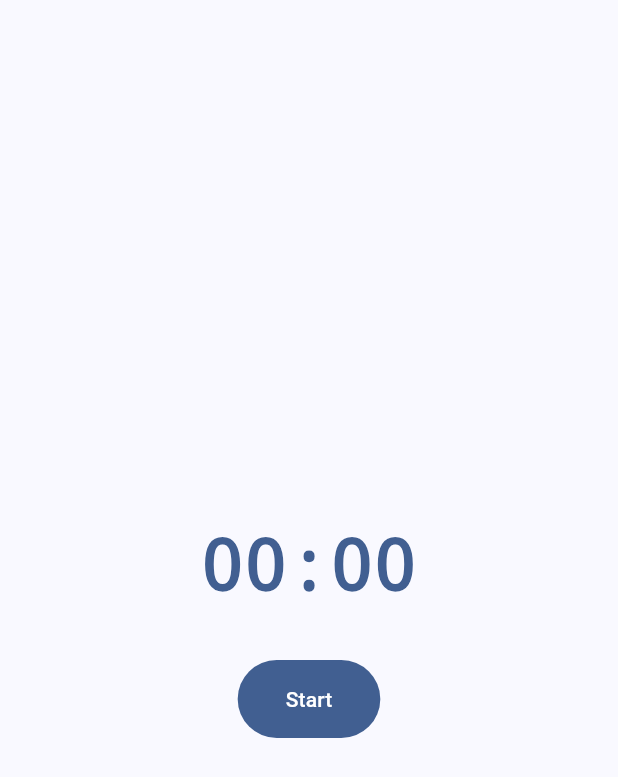
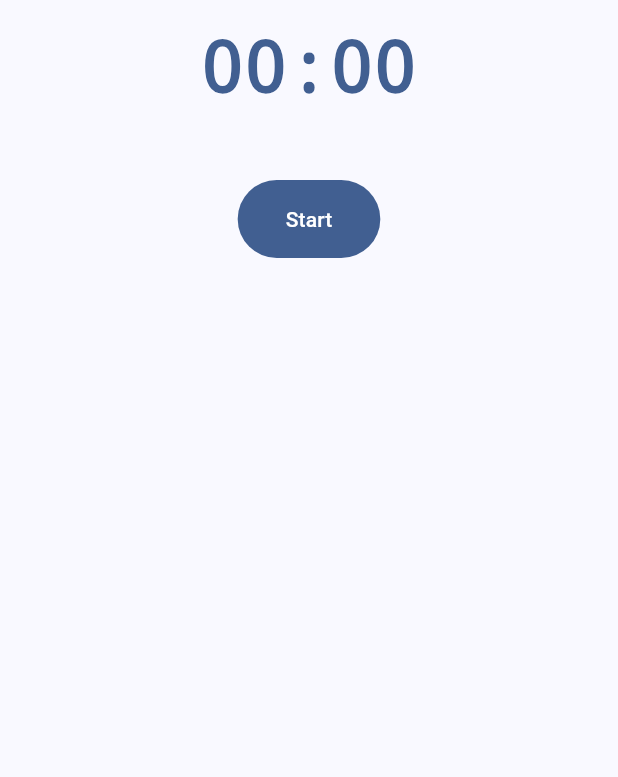
Before and after one commit to Abhinav5383/pomodoro, a Flutter app: the screen it shows after launch, on a phone screen of 412 x 824 dp. Shown: the top 777 px of the screen. Run offline on Flutter 3.47's test engine with Material 3 defaults, Android fonts, the phone set to English and light mode, and no system bars.

Commit message:
use column "spacing" property for gap

```diff
--- a/lib/main.dart
+++ b/lib/main.dart
@@ -29,7 +29,8 @@ class HomePage extends StatelessWidget {
     return Container(
       decoration: BoxDecoration(color: base.scaffoldBackgroundColor),
       child: Column(
-        mainAxisAlignment: MainAxisAlignment.center,
+                  mainAxisSize: MainAxisSize.min,
+                  spacing: 32,
 
         children: [
           Container(
@@ -52,8 +53,6 @@ class HomePage extends StatelessWidget {
             ),
           ),
 
-          const SizedBox(height: 20),
-
           TextButton(
             style: TextButton.styleFrom(
               backgroundColor: base.buttonTheme.colorScheme!.primary,
```
